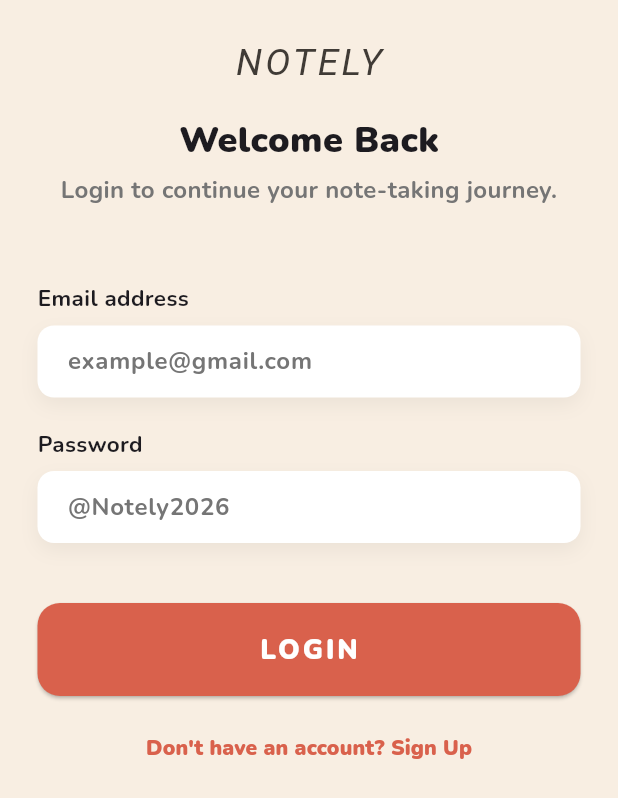
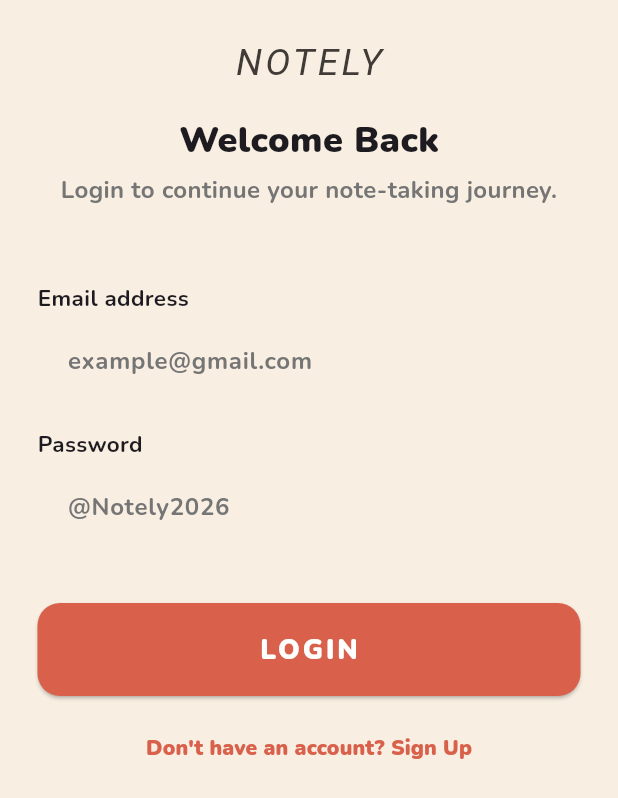
Before and after one commit to USThienPhu/Note, a Flutter app: the LoginView screen opened directly, on a phone screen of 412 x 824 dp. Shown: the top 798 px of the screen. Run offline on Flutter 3.47's test engine with Material 3 defaults, Android fonts, the light colour scheme and no system bars; our stand-ins replace flutter_secure_storage, google_fonts; accounts and stored records are empty; network calls fail.

```diff
--- a/note_app_mobile/lib/main.dart
+++ b/note_app_mobile/lib/main.dart
@@ -1,4 +1,5 @@
 import 'package:flutter/material.dart';
+import 'package:note_app_mobile/src/views/home_view.dart';
 import 'src/views/login_view.dart';
 import 'package:google_fonts/google_fonts.dart';
 
@@ -18,7 +19,7 @@ class MyApp extends StatelessWidget {
       ),
       title: 'Note application',
       debugShowCheckedModeBanner: false,
-      home: const LoginView()
+      home: const HomeView()
     );
 
   }
--- a/note_app_mobile/lib/src/widgets/custom_text_field.dart
+++ b/note_app_mobile/lib/src/widgets/custom_text_field.dart
@@ -32,11 +32,11 @@ class CustomTextField extends StatelessWidget {
         const SizedBox(height: 8),
         Container(
           decoration: BoxDecoration(
-            color: Colors.white,
+            color: Color.fromARGB(0, 255, 255, 255),
             borderRadius: BorderRadius.circular(11),
             boxShadow: [
               BoxShadow(
-                color: Colors.black.withOpacity(0.05),
+                color: Color.fromARGB(0, 26, 5, 5),
                 blurRadius: 10,
                 offset: const Offset(0, 5),
               ),
```
Also changed, not shown: note_app_mobile/lib/src/views/home_view.dart (+34 -1 lines).
